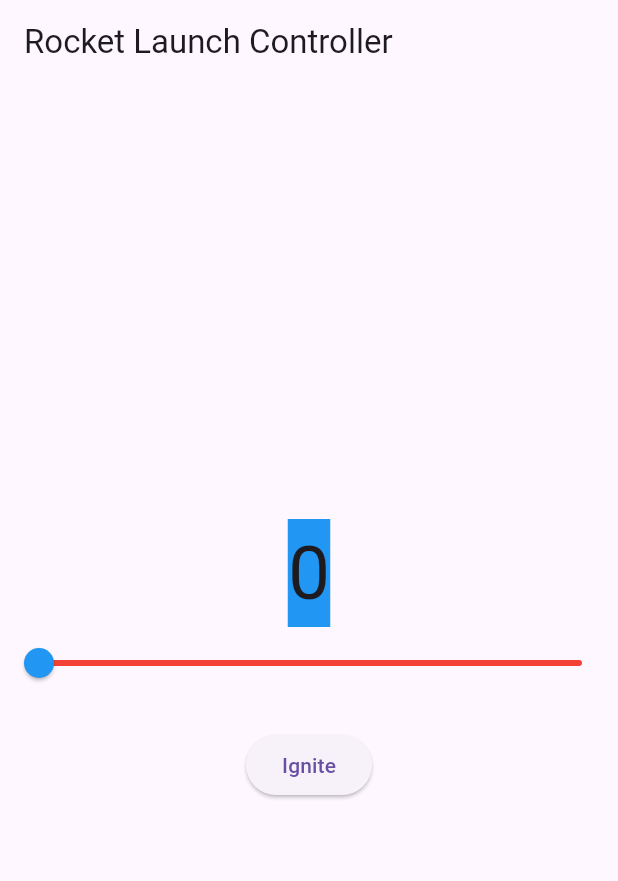
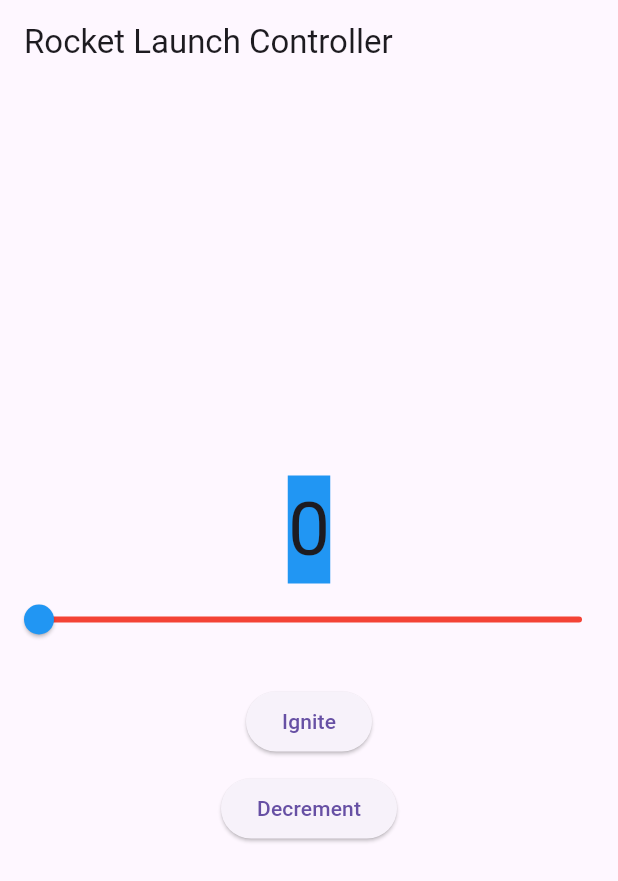
Before and after one commit to rdinani1/stateful_rocketlaunch, a Flutter app: the screen it shows after launch, on a phone screen of 412 x 824 dp. Shown: the top 881 px of the screen. Run offline on Flutter 3.47's test engine with Material 3 defaults, Android fonts, the phone set to English and light mode, and no system bars.

Commit message:
Add Ignite and Decrement buttons

```diff
--- a/lib/main.dart
+++ b/lib/main.dart
@@ -74,6 +74,20 @@ class _CounterWidgetState extends State<CounterWidget> {
             },
             child: const Text('Ignite'),
           ),
+
+          const SizedBox(height: 10),
+
+          // ⬇ Decrement Button
+          ElevatedButton(
+            onPressed: () {
+              setState(() {
+                if (_counter > 0) {
+                  _counter--;
+                }
+              });
+            },
+            child: const Text('Decrement'),
+          ),
         ],
       ),
     );
```
